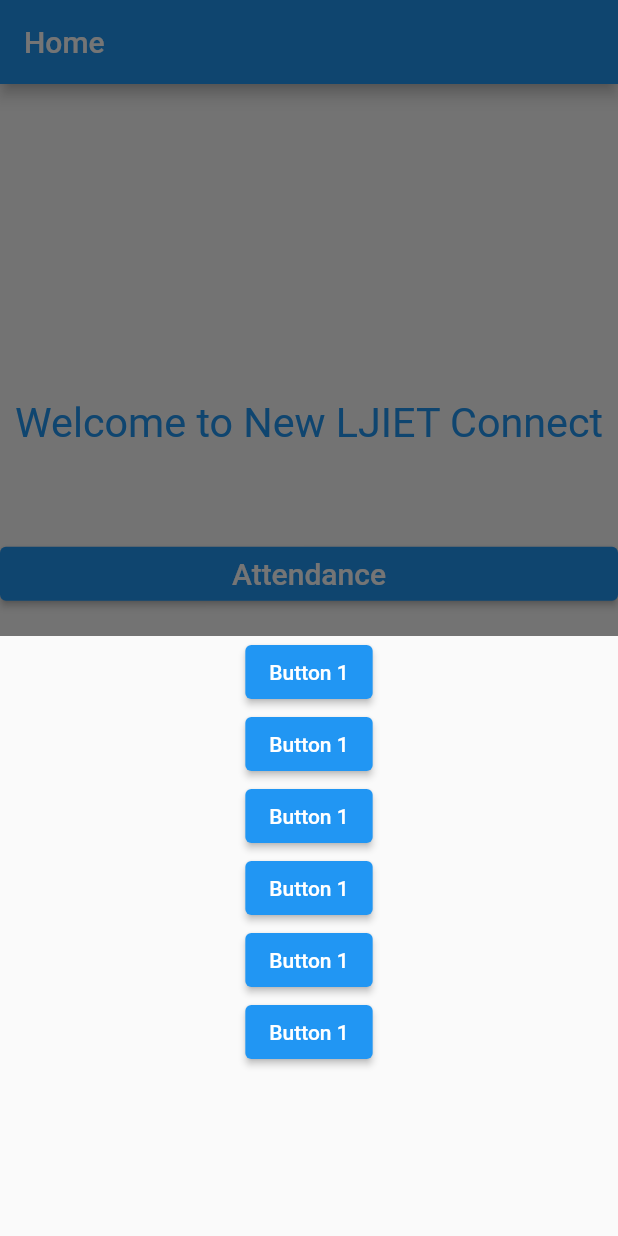
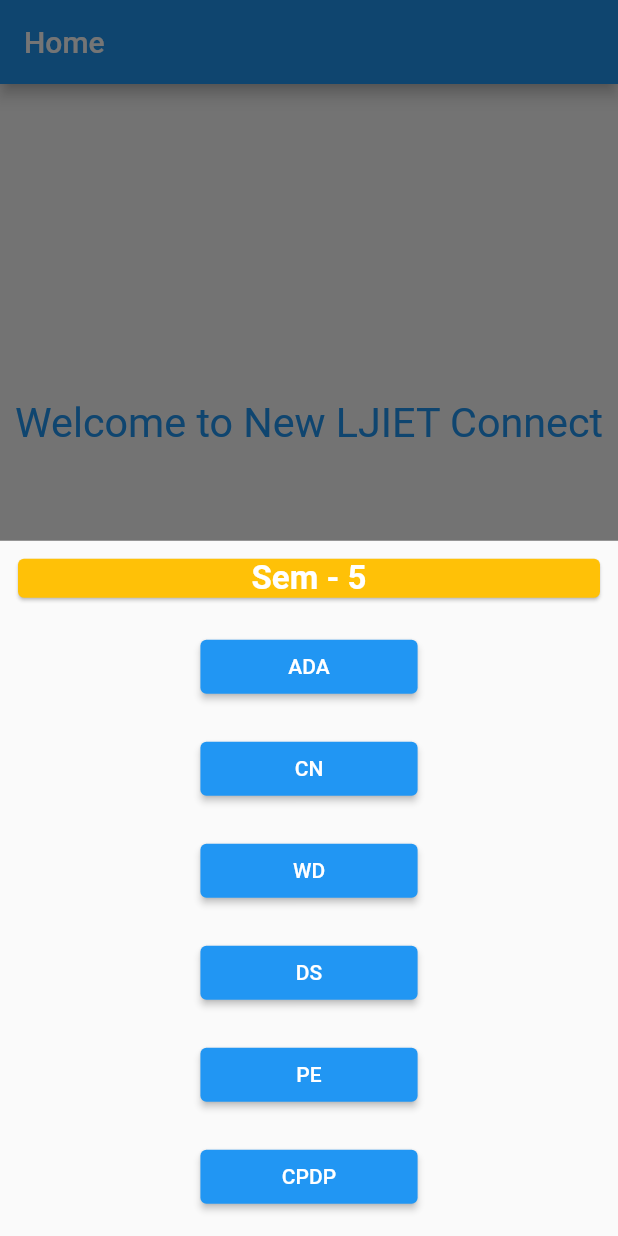
Before and after one commit to zaid791/new_ljiet_connect, a Flutter app: the screen it shows after launch, after a tap on "Study Material", on a phone screen of 412 x 824 dp. Run offline on Flutter 3.47's test engine with Material 2 defaults, Android fonts, the light colour scheme and no system bars.

Commit message:
Second Commit
Buttons Updated

```diff
--- a/lib/sheet_child.dart
+++ b/lib/sheet_child.dart
@@ -1,38 +1,112 @@
 import 'package:flutter/material.dart';
+import 'package:url_launcher/url_launcher.dart';
 
 class StudyMaterial extends StatelessWidget {
   const StudyMaterial({super.key});
 
   @override
+  //final Uri ada = Uri.parse('https://drive.google.com/drive/folders/11LTaCAE4TvB_PwpQDuBgeDr9D8XK4f8u?usp=sharing');
+  //final Uri cn = Uri.parse('https://drive.google.com/drive/folders/1wWbE3stnfrUZkY56p5ts0oF-3wUPP_Z7?usp=share_link');
+  //final Uri wd = Uri.parse('https://drive.google.com/drive/folders/1Uvdn3eaY96zjqcYmryPHQe3IiXLmTsp0?usp=share_link');
+  //final Uri ds = Uri.parse('https://drive.google.com/drive/folders/1yDkpWWGHZOjr3NAMKd2E-Ssn__dnGvtm?usp=share_link');
+  //final Uri pe = Uri.parse('https://drive.google.com/drive/folders/1khKEldo0Bp_HZNMttef63KX_Lnvj9zEz?usp=share_link');
+  //final Uri cpdp = Uri.parse('https://drive.google.com/drive/folders/1gGHFSNkR0ijEHco6miuGyYTZjMebJIiW?usp=share_link');
+
   Widget build(BuildContext context) {
+    final mediaQuery = MediaQuery.of(context);
     return SingleChildScrollView(
       child: SizedBox(
-        height: 400,
+        height: mediaQuery.size.height,
         child: Column(
           children: [
-            ElevatedButton(
-              onPressed: () {},
-              child: const Text('Button 1'),
+            Container(
+              width: mediaQuery.size.width,
+              padding: const EdgeInsets.all(8.0),
+              child: const Card(
+                color: Colors.amber,
+                child: Center(
+                  child: Text(
+                    'Sem - 5',
+                    style: TextStyle(
+                      fontWeight: FontWeight.bold,
+                      fontSize: 22,
+                      color: Colors.white,
+                    ),
+                  ),
+                ),
+              ),
             ),
-            ElevatedButton(
-              onPressed: () {},
-              child: const Text('Button 1'),
+            Container(
+              //height: mediaQuery.size.height * 0.04,
+              width: mediaQuery.size.width * 0.4,
+              padding: const EdgeInsets.all(10),
+              child: ElevatedButton(
+                onPressed: () => launchUrl(
+                  Uri.parse(
+                      'https://drive.google.com/drive/folders/11LTaCAE4TvB_PwpQDuBgeDr9D8XK4f8u?usp=sharing'),
+                ),
+                child: const Text('ADA'),
+              ),
             ),
-            ElevatedButton(
-              onPressed: () {},
-              child: const Text('Button 1'),
+            Container(
+              //height: mediaQuery.size.height * 0.04,
+              width: mediaQuery.size.width * 0.4,
+              padding: const EdgeInsets.all(10),
+              child: ElevatedButton(
+                onPressed: () => launchUrl(
+                  Uri.parse(
+                      'https://drive.google.com/drive/folders/1wWbE3stnfrUZkY56p5ts0oF-3wUPP_Z7?usp=share_link'),
+                ),
+                child: const Text('CN'),
+              ),
             ),
-            ElevatedButton(
-              onPressed: () {},
-              child: const Text('Button 1'),
+            Container(
+              //height: mediaQuery.size.height * 0.04,
+              width: mediaQuery.size.width * 0.4,
+              padding: const EdgeInsets.all(10),
+              child: ElevatedButton(
+                onPressed: () => launchUrl(
+                  Uri.parse(
+                      'https://drive.google.com/drive/folders/1Uvdn3eaY96zjqcYmryPHQe3IiXLmTsp0?usp=share_link'),
+                ),
+                child: const Text('WD'),
+              ),
             ),
-            ElevatedButton(
-              onPressed: () {},
-              child: const Text('Button 1'),
+            Container(
+              //height: mediaQuery.size.height * 0.04,
+              width: mediaQuery.size.width * 0.4,
+              padding: const EdgeInsets.all(10),
+              child: ElevatedButton(
+                onPressed: () => launchUrl(
+                  Uri.parse(
+                      'https://drive.google.com/drive/folders/1yDkpWWGHZOjr3NAMKd2E-Ssn__dnGvtm?usp=share_link'),
+                ),
+                child: const Text('DS'),
+              ),
             ),
-            ElevatedButton(
-              onPressed: () {},
-              child: const Text('Button 1'),
+            Container(
+              //height: mediaQuery.size.height * 0.04,
+              width: mediaQuery.size.width * 0.4,
+              padding: const EdgeInsets.all(10),
+              child: ElevatedButton(
+                onPressed: () => launchUrl(
+                  Uri.parse(
+                      'https://drive.google.com/drive/folders/1khKEldo0Bp_HZNMttef63KX_Lnvj9zEz?usp=share_link'),
+                ),
+                child: const Text('PE'),
+              ),
+            ),
+            Container(
+              //height: mediaQuery.size.height * 0.04,
+              width: mediaQuery.size.width * 0.4,
+              padding: const EdgeInsets.all(10),
+              child: ElevatedButton(
+                onPressed: () => launchUrl(
+                  Uri.parse(
+                      'https://drive.google.com/drive/folders/1gGHFSNkR0ijEHco6miuGyYTZjMebJIiW?usp=share_link'),
+                ),
+                child: const Text('CPDP'),
+              ),
             ),
           ],
         ),
```
